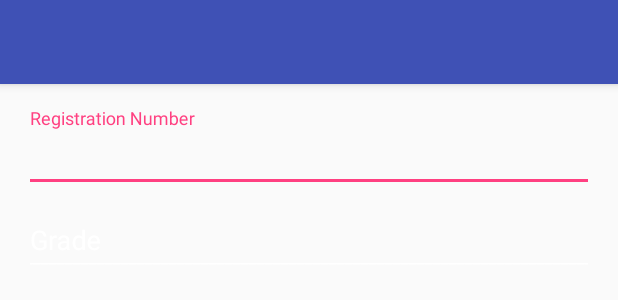
After one commit to JavonDavis/Lab-Assistant, an Android app: the layout activity_new_grade.xml on its own in the app's theme, with its tools: preview values and no code run, on a phone screen of 412 x 824 dp. The commit adds this screen. Shown: the top 300 px of the screen. Run offline under Robolectric (Android 15) with nearby library versions, the phone set to English and light mode, and no system bars.

Commit message:
added NewGradeActivity

```diff
--- a/app/build.gradle
+++ b/app/build.gradle
@@ -8,7 +8,7 @@ android {
 
     defaultConfig {
         applicationId "com.github.javon.labassistant"
-        minSdkVersion 14
+        minSdkVersion 16
         targetSdkVersion 23
         versionCode 1
         versionName "1.0"
@@ -51,5 +51,6 @@ dependencies {
     compile 'com.jakewharton:butterknife:7.0.1'
     compile 'com.android.support:design:23.2.0'
     compile 'com.firebase:firebase-client-android:2.5.2'
+    compile 'com.firebaseui:firebase-ui:0.3.1'
     compile 'io.realm:realm-android:0.72.0'
 }
--- a/app/src/main/java/com/github/javon/labassistant/activities/LoginActivity.java
+++ b/app/src/main/java/com/github/javon/labassistant/activities/LoginActivity.java
@@ -14,6 +14,7 @@ import com.firebase.client.FirebaseError;
 import com.firebase.client.ValueEventListener;
 import com.github.javon.labassistant.R;
 import com.github.javon.labassistant.Session;
+import com.github.javon.labassistant.activities.grades.ListGradesActivity;
 import com.github.javon.labassistant.events.FailedAuthenticationEvent;
 import com.github.javon.labassistant.events.LoginEvent;
 import com.github.javon.labassistant.models.User;
@@ -49,7 +50,7 @@ public class LoginActivity extends AppCompatActivity {
         mSession = new Session(this);
 
         if (mSession.isLoggedIn()) {
-            startActivity(new Intent(this, HomeActivity.class));
+            startActivity(new Intent(this, ListGradesActivity.class));
             finish();
         }
 
--- /dev/null
+++ b/app/src/main/res/layout/activity_new_grade.xml
@@ -0,0 +1,26 @@
+<?xml version="1.0" encoding="utf-8"?>
+<android.support.design.widget.CoordinatorLayout xmlns:android="http://schemas.android.com/apk/res/android"
+    xmlns:app="http://schemas.android.com/apk/res-auto"
+    xmlns:tools="http://schemas.android.com/tools"
+    android:layout_width="match_parent"
+    android:layout_height="match_parent"
+    android:fitsSystemWindows="true"
+    tools:context="com.github.javon.labassistant.activities.grades.NewGradeActivity">
+
+    <android.support.design.widget.AppBarLayout
+        android:layout_width="match_parent"
+        android:layout_height="wrap_content"
+        android:theme="@style/AppTheme.AppBarOverlay">
+
+        <android.support.v7.widget.Toolbar
+            android:id="@+id/toolbar"
+            android:layout_width="match_parent"
+            android:layout_height="?attr/actionBarSize"
+            android:background="?attr/colorPrimary"
+            app:popupTheme="@style/AppTheme.PopupOverlay" />
+
+    </android.support.design.widget.AppBarLayout>
+
+    <include layout="@layout/content_new_grade" />
+
+</android.support.design.widget.CoordinatorLayout>
--- /dev/null
+++ b/app/src/main/res/layout/content_new_grade.xml
@@ -0,0 +1,60 @@
+<?xml version="1.0" encoding="utf-8"?>
+<LinearLayout xmlns:android="http://schemas.android.com/apk/res/android"
+    xmlns:app="http://schemas.android.com/apk/res-auto"
+    xmlns:tools="http://schemas.android.com/tools"
+    android:layout_width="match_parent"
+    android:layout_height="match_parent"
+    android:paddingBottom="@dimen/activity_vertical_margin"
+    android:paddingLeft="@dimen/activity_horizontal_margin"
+    android:paddingRight="@dimen/activity_horizontal_margin"
+    android:paddingTop="@dimen/activity_vertical_margin"
+    app:layout_behavior="@string/appbar_scrolling_view_behavior"
+    tools:context="com.github.javon.labassistant.activities.grades.NewGradeActivity"
+    tools:showIn="@layout/activity_new_grade"
+    android:orientation="vertical">
+
+    <android.support.design.widget.TextInputLayout
+        android:layout_width="match_parent"
+        android:layout_height="wrap_content"
+        android:textColorHint="#ffffff">
+
+        <EditText
+            android:id="@+id/et_registration_number"
+            android:layout_width="match_parent"
+            android:layout_height="wrap_content"
+            android:hint="Registration Number"
+            android:inputType="number"
+            style="@style/LoginEditText"
+            android:backgroundTint="#ffffff"
+            android:textColor="#ffffff"
+            android:textColorHint="#ffffff"
+            android:textColorHighlight="#ffffff"
+            android:textColorLink="#ffffff"
+            />
+
+    </android.support.design.widget.TextInputLayout>
+
+
+    <android.support.design.widget.TextInputLayout
+        android:layout_width="match_parent"
+        android:layout_height="wrap_content"
+        android:textColorHint="#ffffff">
+
+        <EditText
+            android:id="@+id/et_grade"
+            android:layout_width="match_parent"
+            android:layout_height="wrap_content"
+            android:hint="Grade"
+            android:inputType="number"
+            style="@style/LoginEditText"
+            android:backgroundTint="#ffffff"
+            android:textColor="#ffffff"
+            android:textColorHint="#ffffff"
+            android:textColorHighlight="#ffffff"
+            android:textColorLink="#ffffff"
+            />
+
+    </android.support.design.widget.TextInputLayout>
+
+
+</LinearLayout>
--- a/app/src/main/res/values/strings.xml
+++ b/app/src/main/res/values/strings.xml
@@ -72,4 +72,5 @@
     <string name="login">Login</string>
     <string name="password">Password</string>
     <string name="connect">Connect</string>
+    <string name="title_activity_new_grade">NewGradeActivity</string>
 </resources>
--- a/app/src/main/res/values/styles.xml
+++ b/app/src/main/res/values/styles.xml
@@ -32,4 +32,8 @@
         <item name="android:color">@android:color/white</item>
         <item name="colorAccent">@android:color/white</item>
     </style>
+
+    <style name="MyFloatingButton" parent="Widget.Design.FloatingActionButton">
+
+    </style>
 </resources>
```
Also changed, not shown: app/src/main/AndroidManifest.xml (+10 -8 lines), app/src/main/java/com/github/javon/labassistant/activities/grades/ListGradesActivity.java (added, +70 -0 lines), app/src/main/java/com/github/javon/labassistant/activities/grades/NewGradeActivity.java (added, +26 -0 lines), app/src/main/res/layout/activity_grade.xml (added, +42 -0 lines), app/src/main/res/drawable/ic_add_white_24px.svg (added).
